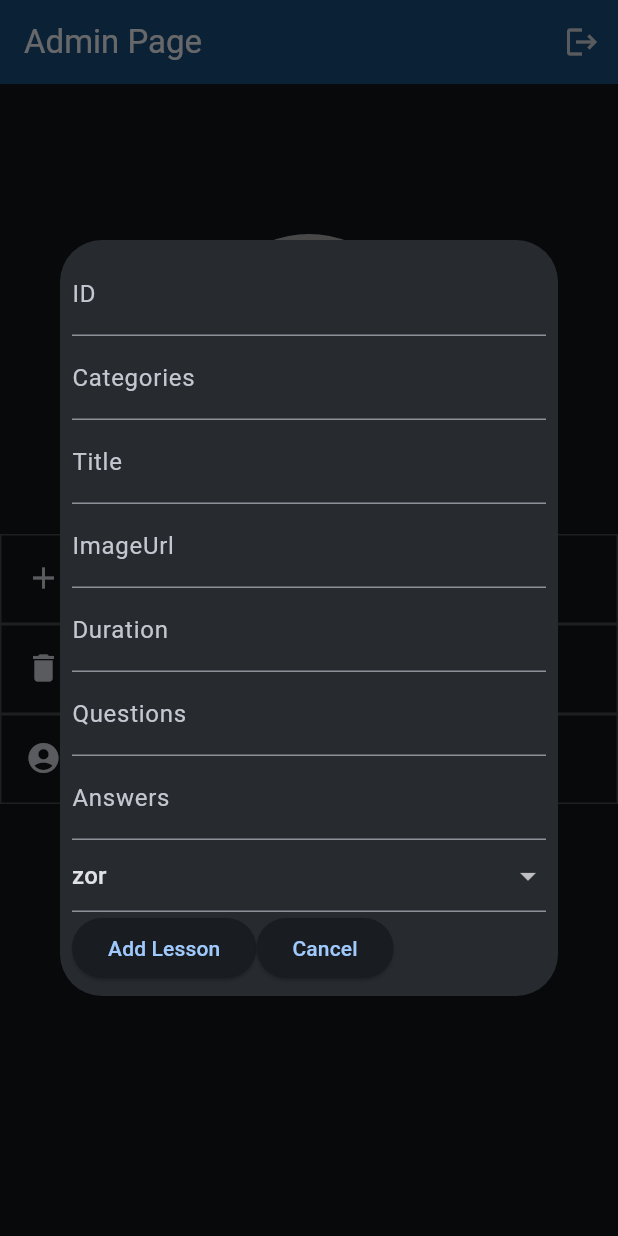
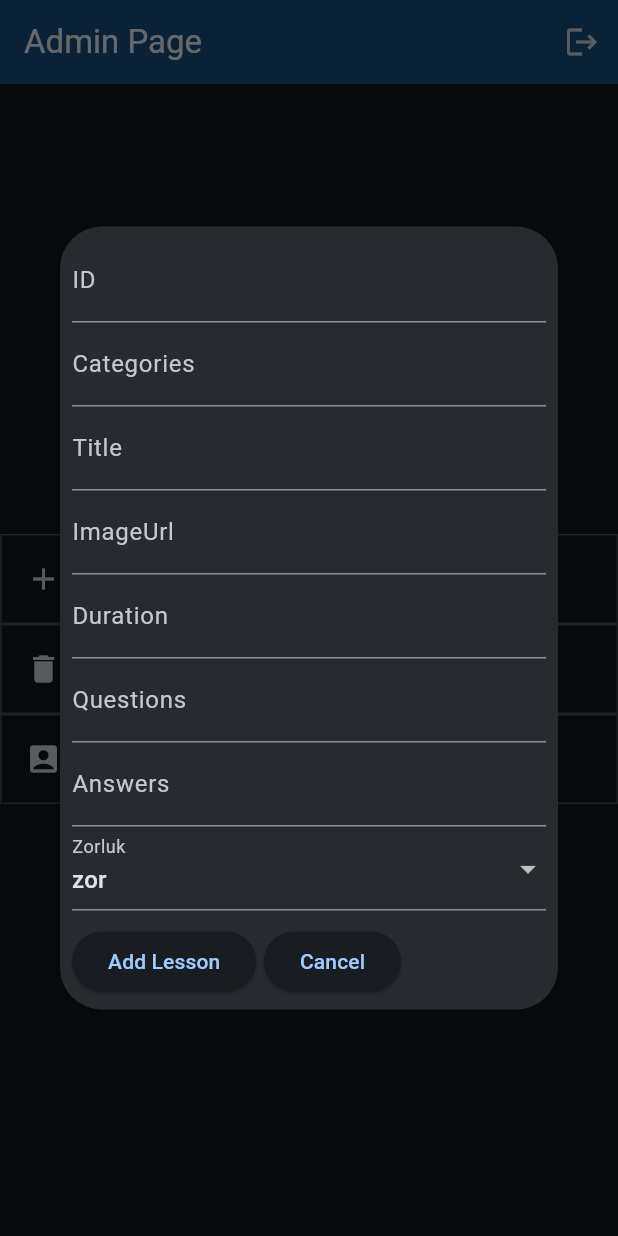
Before and after one commit to shallwebegin/kivi_app, a Flutter app: the screen it shows after launch, after a tap on "Add Lesson", on a phone screen of 412 x 824 dp. Run offline on Flutter 3.47's test engine with Material 3 defaults, Android fonts, the phone set to English and light mode, and no system bars; our stand-ins replace cloud_firestore, firebase_auth, firebase_core, firebase_storage, flutter_riverpod, image_picker and 2 more; accounts and stored records are empty.

Commit message:
last commit please.

```diff
--- a/lib/main.dart
+++ b/lib/main.dart
@@ -2,12 +2,10 @@ import 'package:flutter/material.dart';
 import 'package:firebase_core/firebase_core.dart';
 import 'package:flutter_riverpod/flutter_riverpod.dart';
 import 'package:kivi_app/screens/admin.dart';
-import 'package:kivi_app/screens/credential.dart';
-
+import 'package:kivi_app/screens/categories.dart';
 import 'package:kivi_app/screens/lottie.dart';
-
+import 'package:kivi_app/screens/tabs.dart';
 import 'package:lottie/lottie.dart';
-
 import 'firebase_options.dart';
 
 void main() async {
--- a/lib/screens/admin.dart
+++ b/lib/screens/admin.dart
@@ -5,10 +5,10 @@ import 'package:flutter/material.dart';
 
 import 'package:cloud_firestore/cloud_firestore.dart';
 import 'package:kivi_app/models/lessons.dart';
+import 'package:kivi_app/screens/all_users_screen.dart';
 import 'package:kivi_app/screens/credential.dart';
 
 import 'package:kivi_app/widgets/admin_add_lesson.dart';
-import 'package:kivi_app/widgets/all_users_screen.dart';
 
 final _firebase = FirebaseAuth.instance;
 
@@ -65,50 +65,63 @@ class AdminScreen extends StatelessWidget {
                   height: 20,
                 ),
                 Container(
-                  height: 60,
-                  width: double.infinity,
                   decoration: BoxDecoration(
                     border: Border.all(
                       width: 1,
                       color: Colors.white.withOpacity(0.2),
                     ),
                   ),
-                  child: ListTile(
+                  height: 60,
+                  width: double.infinity,
+                  child: Column(
+                    mainAxisAlignment: MainAxisAlignment.center,
+                    children: [
+                      ListTile(
                         leading: const Icon(Icons.add),
                         title: const Text('Add Lesson'),
                         onTap: () {
                           _showAddLessonModal(context);
                         },
                       ),
+                    ],
+                  ),
                 ),
                 Container(
-                  height: 60,
-                  width: double.infinity,
                   decoration: BoxDecoration(
                     border: Border.all(
                       width: 1,
                       color: Colors.white.withOpacity(0.2),
                     ),
                   ),
-                  child: ListTile(
+                  height: 60,
+                  width: double.infinity,
+                  child: Column(
+                    mainAxisAlignment: MainAxisAlignment.center,
+                    children: [
+                      ListTile(
                         leading: const Icon(Icons.delete),
                         title: const Text('Delete Lesson'),
                         onTap: () {
                           _showDeleteLessonModal(context);
                         },
                       ),
+                    ],
+                  ),
                 ),
                 Container(
-                  height: 60,
-                  width: double.infinity,
                   decoration: BoxDecoration(
                     border: Border.all(
                       width: 1,
                       color: Colors.white.withOpacity(0.2),
                     ),
                   ),
-                  child: ListTile(
-                    leading: const Icon(Icons.account_circle),
+                  height: 60,
+                  width: double.infinity,
+                  child: Column(
+                    mainAxisAlignment: MainAxisAlignment.center,
+                    children: [
+                      ListTile(
+                        leading: const Icon(Icons.account_box),
                         title: const Text('Delete User'),
                         onTap: () {
                           Navigator.of(context).push(
@@ -118,9 +131,8 @@ class AdminScreen extends StatelessWidget {
                           );
                         },
                       ),
+                    ],
                   ),
-                const SizedBox(
-                  height: 20,
                 ),
               ],
             ),
--- a/lib/screens/filters.dart
+++ b/lib/screens/filters.dart
@@ -1,7 +1,7 @@
 import 'package:flutter/material.dart';
 import 'package:flutter_riverpod/flutter_riverpod.dart';
 
-import 'package:kivi_app/providers/filter_provider.dart';
+import 'package:kivi_app/providers/filters_provider.dart';
 
 class FiltersScreen extends ConsumerWidget {
   const FiltersScreen({super.key});
--- a/lib/widgets/admin_add_lesson.dart
+++ b/lib/widgets/admin_add_lesson.dart
@@ -19,6 +19,10 @@ class _AdminAddLessonState extends State<AdminAddLesson> {
   late List<String> answer;
   late List<String> categories;
   late Complexity complexity = Complexity.zor;
+
+  late bool kolay;
+  late bool orta;
+  late bool zor;
   @override
   Widget build(BuildContext context) {
     return Padding(
@@ -113,6 +117,7 @@ class _AdminAddLessonState extends State<AdminAddLesson> {
                 },
               ),
               DropdownButtonFormField(
+                decoration: const InputDecoration(labelText: 'Zorluk'),
                 value: complexity,
                 items: Complexity.values
                     .map(
@@ -130,6 +135,9 @@ class _AdminAddLessonState extends State<AdminAddLesson> {
                 onSaved: (value) {
                   complexity = value!;
                 },
+              ),
+              const SizedBox(
+                height: 10,
               ),
               Row(
                 children: [
@@ -151,6 +159,9 @@ class _AdminAddLessonState extends State<AdminAddLesson> {
                     },
                     child: const Text('Add Lesson'),
                   ),
+                  const SizedBox(
+                    width: 5,
+                  ),
                   ElevatedButton(
                     onPressed: () {
                       Navigator.of(context).pop();
```
Also changed, not shown: lib/providers/filters_provider.dart (renamed from lib/providers/filter_provider.dart, +7 -10 lines), lib/screens/all_users_screen.dart (renamed from lib/widgets/all_users_screen.dart). Lines whose indentation alone changed are shown as unchanged.
